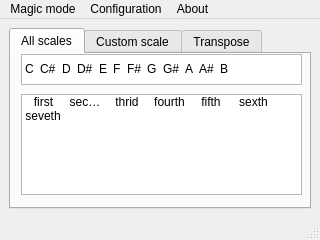
Above: src/ui/ui_mainform.ui from doino-gretchenliev/Mid-Magic before the change. Below: the same form after it.
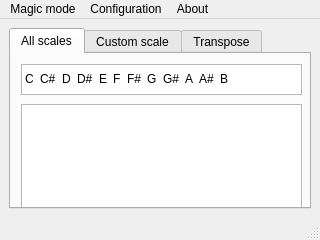
That is the form after the change. The open tabs and pages were chosen to show the change.

Diff of the .ui file:
```diff
--- a/src/ui/ui_mainform.ui
+++ b/src/ui/ui_mainform.ui
@@ -145,7 +145,7 @@
         <property name="geometry">
          <rect>
           <x>10</x>
-          <y>0</y>
+          <y>10</y>
           <width>281</width>
           <height>31</height>
          </rect>
@@ -153,8 +153,11 @@
         <property name="autoFillBackground">
          <bool>false</bool>
         </property>
-        <property name="sizeAdjustPolicy">
-         <enum>QAbstractScrollArea::AdjustIgnored</enum>
+        <property name="frameShape">
+         <enum>QFrame::StyledPanel</enum>
+        </property>
+        <property name="frameShadow">
+         <enum>QFrame::Sunken</enum>
         </property>
         <property name="autoScroll">
          <bool>true</bool>
@@ -175,7 +178,7 @@
          <enum>QListView::SinglePass</enum>
         </property>
         <property name="spacing">
-         <number>3</number>
+         <number>2</number>
         </property>
         <property name="uniformItemSizes">
          <bool>false</bool>
@@ -254,13 +257,19 @@
         <property name="geometry">
          <rect>
           <x>10</x>
-          <y>40</y>
+          <y>50</y>
           <width>281</width>
-          <height>101</height>
+          <height>111</height>
          </rect>
         </property>
-        <property name="movement">
-         <enum>QListView::Static</enum>
+        <property name="textElideMode">
+         <enum>Qt::ElideRight</enum>
+        </property>
+        <property name="verticalScrollMode">
+         <enum>QAbstractItemView::ScrollPerItem</enum>
+        </property>
+        <property name="flow">
+         <enum>QListView::LeftToRight</enum>
         </property>
         <property name="isWrapping" stdset="0">
          <bool>true</bool>
@@ -269,52 +278,14 @@
          <enum>QListView::Fixed</enum>
         </property>
         <property name="viewMode">
-         <enum>QListView::IconMode</enum>
-        </property>
-        <property name="modelColumn">
-         <number>0</number>
+         <enum>QListView::ListMode</enum>
         </property>
         <property name="uniformItemSizes">
          <bool>true</bool>
         </property>
         <property name="wordWrap">
-         <bool>false</bool>
+         <bool>true</bool>
         </property>
-        <item>
-         <property name="text">
-          <string>first</string>
-         </property>
-        </item>
-        <item>
-         <property name="text">
-          <string>second</string>
-         </property>
-        </item>
-        <item>
-         <property name="text">
-          <string>thrid</string>
-         </property>
-        </item>
-        <item>
-         <property name="text">
-          <string>fourth</string>
-         </property>
-        </item>
-        <item>
-         <property name="text">
-          <string>fifth</string>
-         </property>
-        </item>
-        <item>
-         <property name="text">
-          <string>sexth</string>
-         </property>
-        </item>
-        <item>
-         <property name="text">
-          <string>seveth</string>
-         </property>
-        </item>
        </widget>
       </widget>
       <widget class="QWidget" name="CustomScale">
```
Left out of the diff: 64 changed lines with no effect on the pictures.
